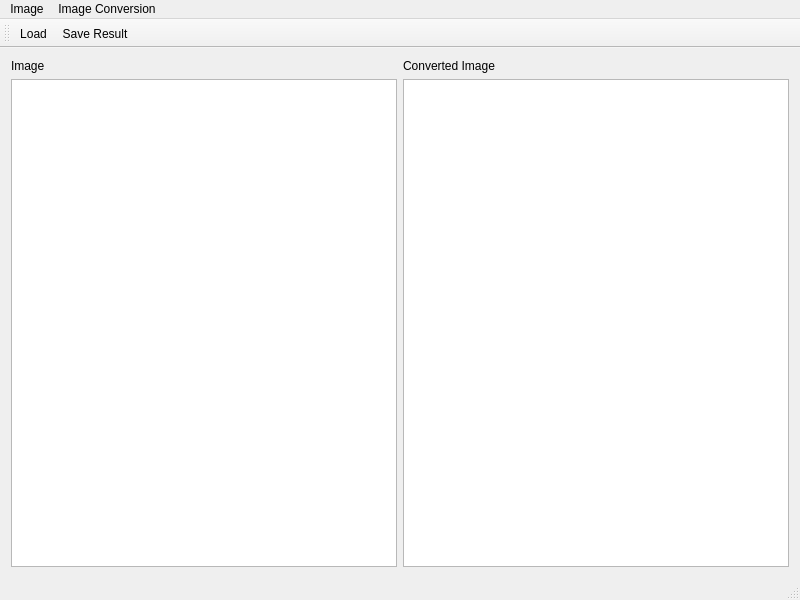
This is mainwindow.ui in andrew-k-21-12/aioi3 as Qt 5 draws it before an edit. The edited form follows.
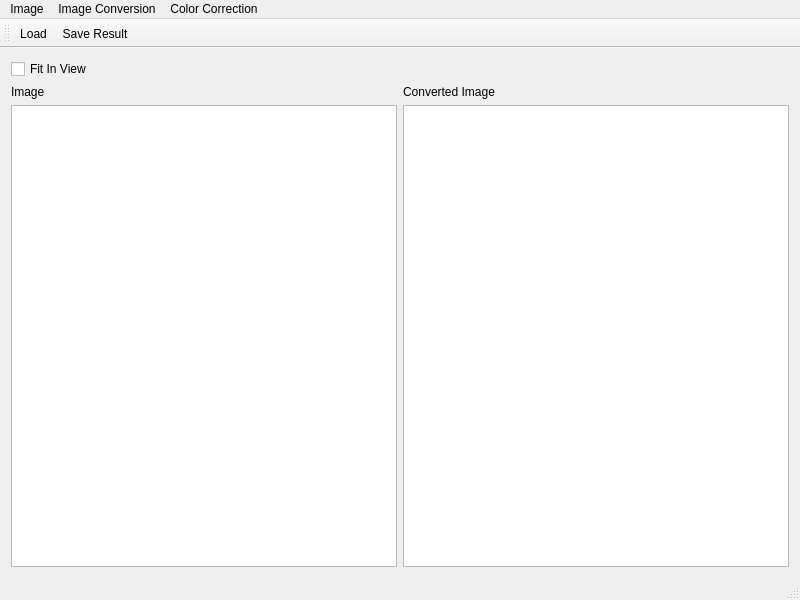
This is the edited form. Icons and pictures are not drawn.

What changed in the file:
```diff
--- a/mainwindow.ui
+++ b/mainwindow.ui
@@ -12,26 +12,36 @@
   </property>
   <widget class="QWidget" name="centralWidget">
    <layout class="QGridLayout" name="gridLayout">
-    <item row="2" column="0">
-     <widget class="QGraphicsView" name="graphicsView"/>
-    </item>
-    <item row="2" column="1">
+    <item row="5" column="2">
      <widget class="QGraphicsView" name="graphicsView_2"/>
     </item>
-    <item row="1" column="1">
+    <item row="5" column="0">
+     <widget class="QGraphicsView" name="graphicsView"/>
+    </item>
+    <item row="3" column="2">
      <widget class="QLabel" name="label_2">
       <property name="text">
        <string>Converted Image</string>
       </property>
      </widget>
     </item>
-    <item row="1" column="0">
+    <item row="3" column="0">
      <widget class="QLabel" name="label">
       <property name="text">
        <string>Image</string>
       </property>
      </widget>
     </item>
+    <item row="0" column="0">
+     <widget class="QCheckBox" name="checkBox">
+      <property name="layoutDirection">
+       <enum>Qt::LeftToRight</enum>
+      </property>
+      <property name="text">
+       <string>Fit In View</string>
+      </property>
+     </widget>
+    </item>
    </layout>
   </widget>
   <widget class="QMenuBar" name="menuBar">
@@ -61,8 +71,15 @@
     <addaction name="actionBrightness_gradient"/>
     <addaction name="actionBrightness_quantization"/>
    </widget>
+   <widget class="QMenu" name="menuColor_correction">
+    <property name="title">
+     <string>Color Correction</string>
+    </property>
+    <addaction name="actionBase_color_correction"/>
+   </widget>
    <addaction name="menuImage"/>
    <addaction name="menuImage_Conversion"/>
+   <addaction name="menuColor_correction"/>
   </widget>
   <widget class="QToolBar" name="mainToolBar">
    <attribute name="toolBarArea">
```
Left out of the diff: 5 changed lines with no effect on the pictures.
